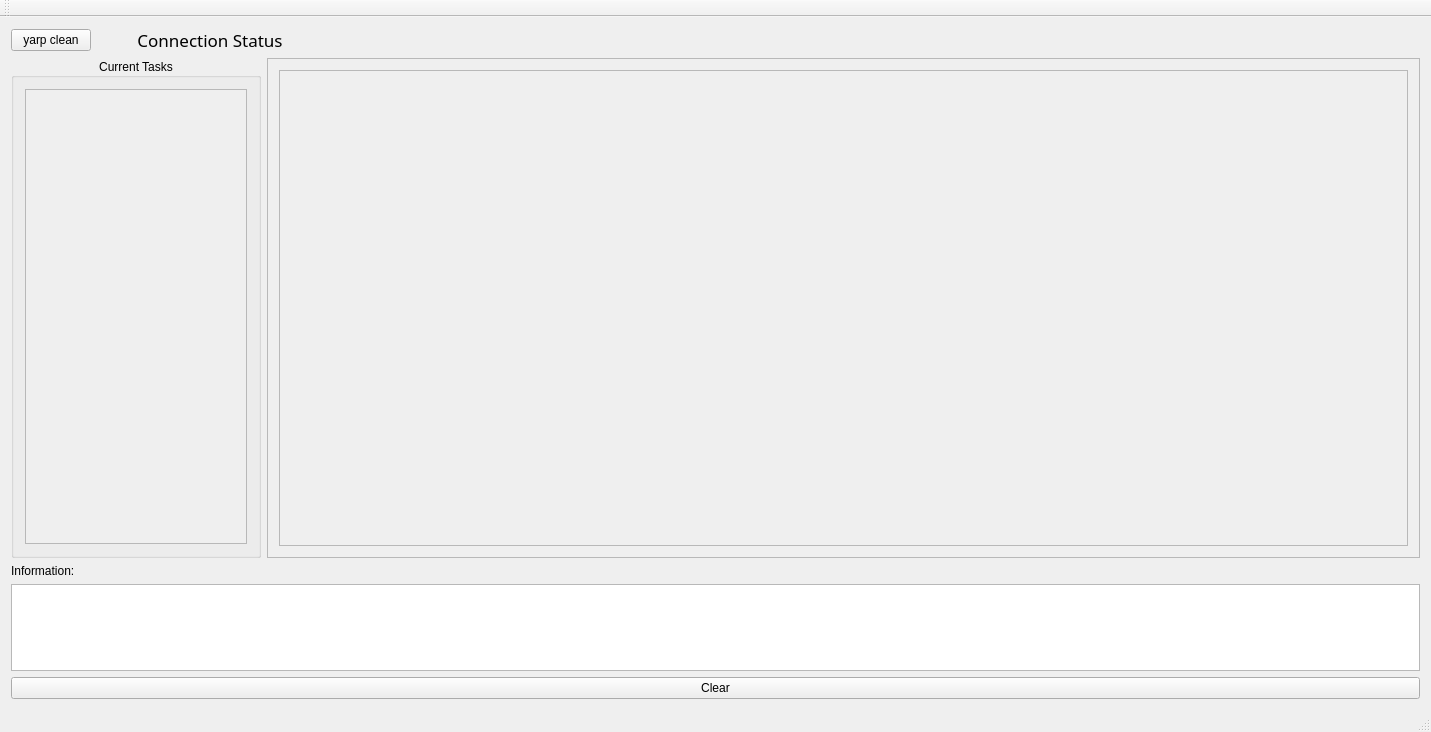
The window that mainwindow.ui (ocra-recipes/ocra-gui) describes before a commit, drawn with Qt 5.
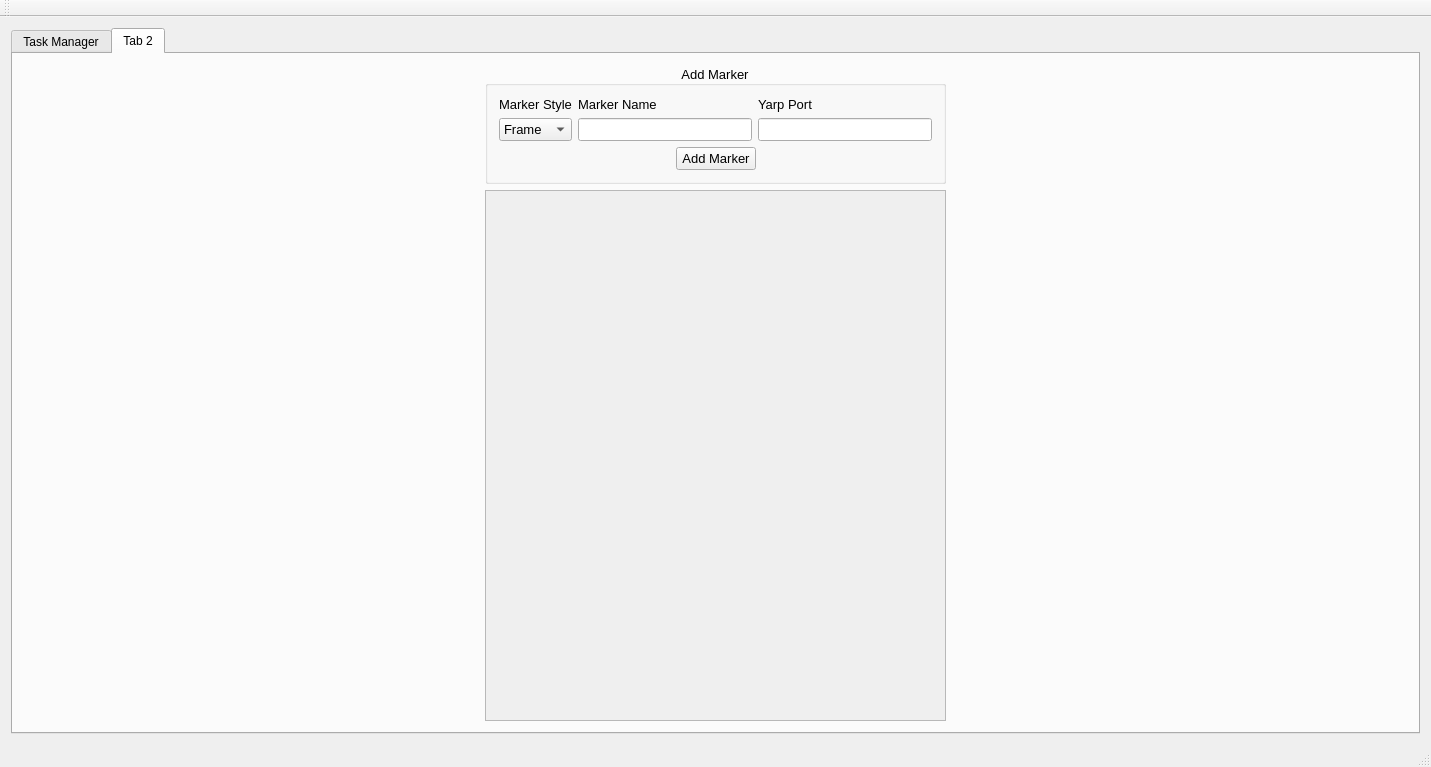
The same window after the commit.

Diff of the .ui file:
```diff
--- a/mainwindow.ui
+++ b/mainwindow.ui
@@ -16,6 +16,16 @@
   <widget class="QWidget" name="centralWidget">
    <layout class="QVBoxLayout" name="verticalLayout">
     <item>
+     <widget class="QTabWidget" name="tasksTab">
+      <property name="currentIndex">
+       <number>1</number>
+      </property>
+      <widget class="QWidget" name="tab">
+       <attribute name="title">
+        <string>Task Manager</string>
+       </attribute>
+       <layout class="QVBoxLayout" name="verticalLayout_3">
+        <item>
      <layout class="QHBoxLayout" name="horizontalLayout">
       <item>
        <widget class="QPushButton" name="yarpCleanButton">
@@ -156,8 +166,8 @@
              <rect>
               <x>0</x>
               <y>0</y>
-              <width>1133</width>
-              <height>478</height>
+                  <width>1111</width>
+                  <height>432</height>
              </rect>
             </property>
             <layout class="QGridLayout" name="gridLayout_4">
@@ -206,6 +216,197 @@
       <property name="text">
        <string>Clear</string>
       </property>
+         </widget>
+        </item>
+       </layout>
+      </widget>
+      <widget class="QWidget" name="tab_2">
+       <attribute name="title">
+        <string>Tab 2</string>
+       </attribute>
+       <layout class="QGridLayout" name="gridLayout_3" columnstretch="0,0,0">
+        <item row="0" column="1">
+         <widget class="QGroupBox" name="groupBox_2">
+          <property name="font">
+           <font>
+            <pointsize>10</pointsize>
+           </font>
+          </property>
+          <property name="title">
+           <string>Add Marker</string>
+          </property>
+          <property name="alignment">
+           <set>Qt::AlignCenter</set>
+          </property>
+          <layout class="QVBoxLayout" name="verticalLayout_7">
+           <item>
+            <layout class="QHBoxLayout" name="horizontalLayout_2">
+             <item>
+              <layout class="QVBoxLayout" name="verticalLayout_4">
+               <item>
+                <widget class="QLabel" name="label">
+                 <property name="text">
+                  <string>Marker Style</string>
+                 </property>
+                </widget>
+               </item>
+               <item>
+                <widget class="QComboBox" name="comboBox">
+                 <item>
+                  <property name="text">
+                   <string>Frame</string>
+                  </property>
+                 </item>
+                 <item>
+                  <property name="text">
+                   <string>Sphere</string>
+                  </property>
+                 </item>
+                </widget>
+               </item>
+              </layout>
+             </item>
+             <item>
+              <layout class="QVBoxLayout" name="verticalLayout_5">
+               <item>
+                <widget class="QLabel" name="label_2">
+                 <property name="text">
+                  <string>Marker Name</string>
+                 </property>
+                </widget>
+               </item>
+               <item>
+                <widget class="QLineEdit" name="lineEdit"/>
+               </item>
+              </layout>
+             </item>
+             <item>
+              <layout class="QVBoxLayout" name="verticalLayout_6">
+               <item>
+                <widget class="QLabel" name="label_3">
+                 <property name="text">
+                  <string>Yarp Port</string>
+                 </property>
+                </widget>
+               </item>
+               <item>
+                <widget class="QLineEdit" name="lineEdit_2"/>
+               </item>
+              </layout>
+             </item>
+            </layout>
+           </item>
+           <item>
+            <layout class="QHBoxLayout" name="horizontalLayout_3">
+             <item>
+              <spacer name="horizontalSpacer_3">
+               <property name="orientation">
+                <enum>Qt::Horizontal</enum>
+               </property>
+               <property name="sizeHint" stdset="0">
+                <size>
+                 <width>40</width>
+                 <height>20</height>
+                </size>
+               </property>
+              </spacer>
+             </item>
+             <item>
+              <widget class="QPushButton" name="pushButton">
+               <property name="text">
+                <string>Add Marker</string>
+               </property>
+              </widget>
+             </item>
+             <item>
+              <spacer name="horizontalSpacer_4">
+               <property name="orientation">
+                <enum>Qt::Horizontal</enum>
+               </property>
+               <property name="sizeHint" stdset="0">
+                <size>
+                 <width>40</width>
+                 <height>20</height>
+                </size>
+               </property>
+              </spacer>
+             </item>
+            </layout>
+           </item>
+          </layout>
+         </widget>
+        </item>
+        <item row="0" column="0">
+         <spacer name="horizontalSpacer_5">
+          <property name="orientation">
+           <enum>Qt::Horizontal</enum>
+          </property>
+          <property name="sizeHint" stdset="0">
+           <size>
+            <width>40</width>
+            <height>20</height>
+           </size>
+          </property>
+         </spacer>
+        </item>
+        <item row="0" column="2">
+         <spacer name="horizontalSpacer_6">
+          <property name="orientation">
+           <enum>Qt::Horizontal</enum>
+          </property>
+          <property name="sizeHint" stdset="0">
+           <size>
+            <width>40</width>
+            <height>20</height>
+           </size>
+          </property>
+         </spacer>
+        </item>
+        <item row="1" column="1">
+         <widget class="QScrollArea" name="scrollArea_3">
+          <property name="widgetResizable">
+           <bool>true</bool>
+          </property>
+          <widget class="QWidget" name="scrollAreaWidgetContents_3">
+           <property name="geometry">
+            <rect>
+             <x>0</x>
+             <y>0</y>
+             <width>457</width>
+             <height>481</height>
+            </rect>
+           </property>
+          </widget>
+         </widget>
+        </item>
+        <item row="1" column="0">
+         <spacer name="horizontalSpacer_7">
+          <property name="orientation">
+           <enum>Qt::Horizontal</enum>
+          </property>
+          <property name="sizeHint" stdset="0">
+           <size>
+            <width>40</width>
+            <height>20</height>
+           </size>
+          </property>
+         </spacer>
+        </item>
+        <item row="1" column="2">
+         <spacer name="horizontalSpacer_8">
+          <property name="orientation">
+           <enum>Qt::Horizontal</enum>
+          </property>
+          <property name="sizeHint" stdset="0">
+           <size>
+            <width>40</width>
+            <height>20</height>
+           </size>
+          </property>
+         </spacer>
+        </item>
+       </layout>
+      </widget>
      </widget>
     </item>
    </layout>
```
Lines whose indentation alone changed are shown as unchanged.
